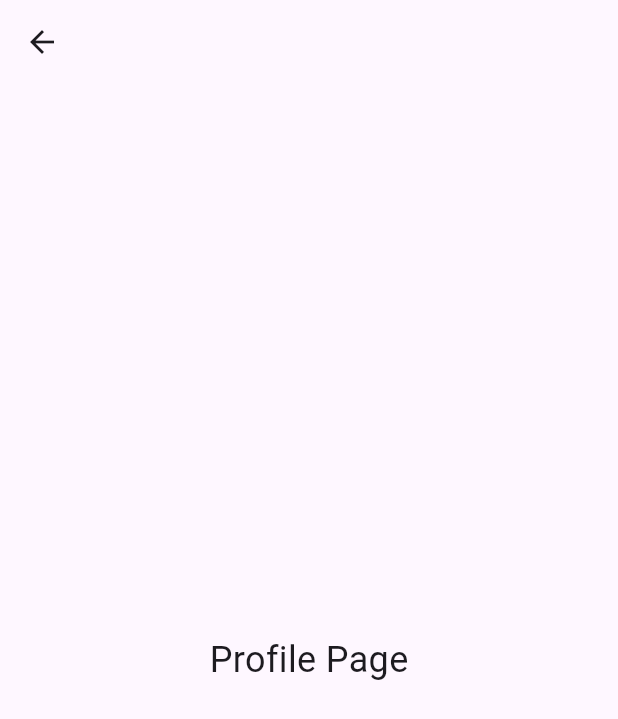
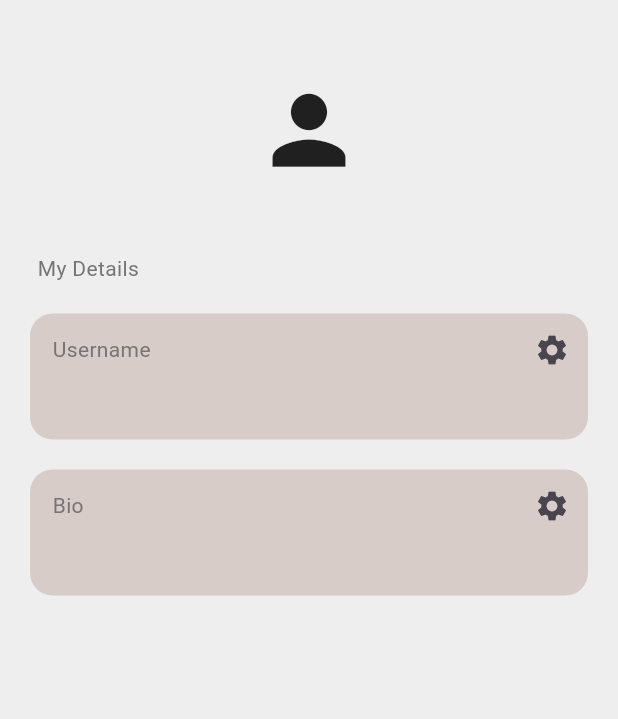
Before and after one commit to yuzuriaichi/learningfirebase, a Flutter app: the ProfilePage screen opened by its route, on a phone screen of 412 x 824 dp. Shown: the top 719 px of the screen. Run offline on Flutter 3.47's test engine with Material 3 defaults, Android fonts, the phone set to English and light mode, and no system bars; our stand-ins replace cloud_firestore, firebase_auth, firebase_core, google_nav_bar; accounts and stored records are empty.

Commit message:
profile page changes

```diff
--- /dev/null
+++ b/lib/components/text_box.dart
@@ -0,0 +1,63 @@
+// ignore_for_file: prefer_const_literals_to_create_immutables, prefer_const_constructors
+
+import 'package:flutter/material.dart';
+
+class MyTextBox extends StatelessWidget {
+  final String text;
+  final String sectionName;
+  final void Function()? onPressed;
+
+  const MyTextBox({
+    super.key,
+    required this.text,
+    required this.sectionName,
+    required this.onPressed,
+  });
+
+  @override
+  Widget build(BuildContext context) {
+    return Container(
+      decoration: BoxDecoration(
+          color: Colors.brown[100], borderRadius: BorderRadius.circular(15)),
+      padding: EdgeInsets.only(
+        left: 15,
+        bottom: 15,
+      ),
+      margin: EdgeInsets.only(
+        left: 20,
+        right: 20,
+        top: 20,
+      ),
+      child: Column(
+        crossAxisAlignment: CrossAxisAlignment.start,
+        children: [
+          //section name
+          Row(
+            mainAxisAlignment: MainAxisAlignment.spaceBetween,
+            children: [
+              //section name
+              Text(
+                sectionName,
+                style: TextStyle(
+                  color: Colors.grey[600],
+                ),
+              ),
+
+              //edit button
+              IconButton(
+                onPressed: onPressed,
+                icon: Icon(Icons.settings),
+              ),
+            ],
+          ),
+
+          //text
+          Padding(
+            padding: const EdgeInsets.only(left: 15.0),
+            child: Text(text),
+          ),
+        ],
+      ),
+    );
+  }
+}
--- a/lib/main.dart
+++ b/lib/main.dart
@@ -7,7 +7,7 @@ import 'package:learningfirebase/auth/main_page.dart';
 import 'package:learningfirebase/pages/chats_page.dart';
 import 'package:learningfirebase/pages/home_page.dart';
 import 'package:learningfirebase/pages/notif_page.dart';
-import 'package:learningfirebase/pages/onboarding_page.dart';
+import 'package:learningfirebase/auth/onboarding_page.dart';
 import 'package:learningfirebase/pages/profile_page.dart';
 import 'package:learningfirebase/pages/settings_page.dart';
 import 'package:learningfirebase/pages/shopping_page.dart';
--- a/lib/pages/profile_page.dart
+++ b/lib/pages/profile_page.dart
@@ -1,4 +1,9 @@
+// ignore_for_file: prefer_const_constructors, prefer_const_literals_to_create_immutables
+
+import 'package:cloud_firestore/cloud_firestore.dart';
+import 'package:firebase_auth/firebase_auth.dart';
 import 'package:flutter/material.dart';
+import 'package:learningfirebase/components/text_box.dart';
 
 class ProfilePage extends StatefulWidget {
   const ProfilePage({super.key});
@@ -8,16 +13,97 @@ class ProfilePage extends StatefulWidget {
 }
 
 class _ProfilePageState extends State<ProfilePage> {
-  @override
-  Widget build(BuildContext context) {
-    return Scaffold(
-      appBar: AppBar(),
-      body: Center(
-        child: Text(
-          'Profile Page',
-          style: TextStyle(fontSize: 24),
+  //user
+  final currentUser = FirebaseAuth.instance.currentUser!;
+
+  //edit field
+  Future<void> editField(String field) async {
+    String newValue = "";
+    await showDialog(
+      context: context,
+      builder: (context) => AlertDialog(
+        backgroundColor: Colors.brown[700],
+        title: Text(
+          "Edit $field",
+          style: TextStyle(color: Colors.white),
         ),
       ),
     );
   }
+
+  @override
+  Widget build(BuildContext context) {
+    return Scaffold(
+      backgroundColor: Colors.grey[200],
+      body: StreamBuilder<DocumentSnapshot>(
+        stream: FirebaseFirestore.instance
+            .collection('Users')
+            .doc(currentUser.email)
+            .snapshots(),
+        builder: (context, snapshot) {
+          //get user data
+          if (snapshot.hasData) {
+            final userData = snapshot.data!.data() as Map<String, dynamic>;
+
+            return ListView(
+              children: [
+                SizedBox(height: 50),
+                //profile picture
+                Icon(
+                  Icons.person,
+                  size: 73,
+                ),
+
+                //user email
+                Text(
+                  currentUser.email!,
+                  textAlign: TextAlign.center,
+                  style: TextStyle(
+                    color: Colors.grey[700],
+                  ),
+                ),
+
+                //user details
+                SizedBox(height: 25),
+
+                Padding(
+                  padding: EdgeInsets.only(left: 25),
+                  child: Text(
+                    'My Details',
+                    style: TextStyle(
+                      color: Colors.grey[600],
+                    ),
+                  ),
+                ),
+
+                //username
+                MyTextBox(
+                  text: userData['username'],
+                  sectionName: 'Username',
+                  onPressed: () => editField('username'),
+                ),
+
+                //bio
+                MyTextBox(
+                  text: userData['bio'],
+                  sectionName: 'Bio',
+                  onPressed: () => editField('bio'),
+                ),
+
+                //user notes
+              ],
+            );
+          } else if (snapshot.hasError) {
+            return Center(
+              child: Text('Error${snapshot.error}'),
+            );
+          }
+
+          return const Center(
+            child: CircularProgressIndicator(),
+          );
+        },
+      ),
+    );
+  }
 }
```
Also changed, not shown: lib/pages/home_page.dart (+14 -2 lines), lib/pages/sign_up_page.dart (+46 -16 lines), lib/auth/onboarding_page.dart (renamed from lib/pages/onboarding_page.dart).
